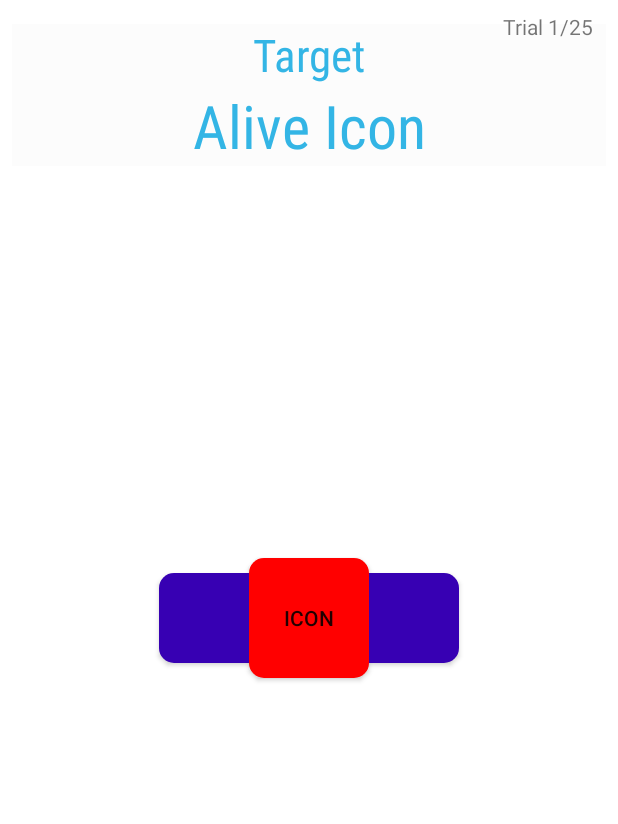
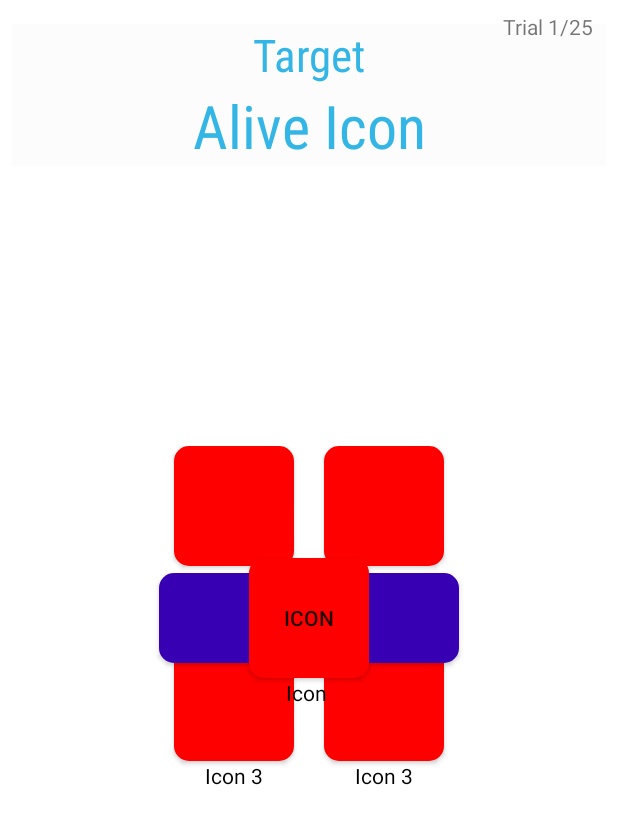
Before and after one commit to elsandner/IconFunctionTest, an Android app: the AliveActivity screen opened directly, with no data from a screen before it, on a phone screen of 412 x 824 dp. Shown: the top 824 px of the screen. Run offline under Robolectric (Android 15) with nearby library versions, the phone set to English and light mode, and no system bars; libraries missing offline, so code that uses them is left out: com.blogspot.atifsoftwares.

Commit message:
finished UI chnages for Test3A

```diff
--- a/app/src/main/java/com/example/iconfunctiontest/Presentation/AliveActivity.java
+++ b/app/src/main/java/com/example/iconfunctiontest/Presentation/AliveActivity.java
@@ -2,10 +2,8 @@ package com.example.iconfunctiontest.Presentation;
 
 import android.annotation.SuppressLint;
 import android.content.Context;
-import android.media.AudioAttributes;
 import android.media.AudioManager;
 import android.media.SoundPool;
-import android.os.Build;
 import android.os.Bundle;
 import android.os.Vibrator;
 import android.util.Log;
@@ -16,6 +14,7 @@ import android.widget.TextView;
 import android.widget.Toast;
 
 import androidx.appcompat.app.AppCompatActivity;
+import androidx.constraintlayout.widget.ConstraintLayout;
 
 import com.example.iconfunctiontest.R;
 import com.example.iconfunctiontest.Services.GestureService;
@@ -23,7 +22,6 @@ import com.example.iconfunctiontest.Services.Parameter;
 import com.example.iconfunctiontest.Services.TestService;
 
 import java.text.DecimalFormat;
-import java.util.Arrays;
 import java.util.concurrent.TimeUnit;
 
 import static java.lang.Math.abs;
@@ -35,13 +33,11 @@ public class AliveActivity extends AppCompatActivity {
     private static SoundPool soundPool;
     private static int sound_success, sound_error;
 
-    private static final String TAG = "BlindMode";
-    private TextView tV_Target;
+    private TextView tV_Target, tV_Target_Heading, tV_Trial;
     private TextView tV_PopUp;
-    private TextView tV_Target_Heading;
-    private Button bt_Icon;
-    private Button bt_Continue;
-    private TextView tV_Trial;
+    private Button bt_Icon0, bt_Icon1, bt_Icon2, bt_Icon3, bt_Icon4, bt_Continue ;
+    private TextView tV_label0, tV_label1, tV_label2, tV_label3, tV_label4;
+    private ConstraintLayout cL_Icons;
 
     private GestureService gs;
     private TestService testService;
@@ -61,52 +57,13 @@ public class AliveActivity extends AppCompatActivity {
         super.onCreate(savedInstanceState);
         setContentView(R.layout.activity_alive_icon);
 
-        /////// FULLSCREEN /////////////////
-        mContentView = findViewById(R.id.fullscreen_content);
-        mContentView.setSystemUiVisibility(View.SYSTEM_UI_FLAG_LOW_PROFILE
-                | View.SYSTEM_UI_FLAG_FULLSCREEN
-                | View.SYSTEM_UI_FLAG_LAYOUT_STABLE
-                | View.SYSTEM_UI_FLAG_IMMERSIVE_STICKY
-                | View.SYSTEM_UI_FLAG_LAYOUT_HIDE_NAVIGATION
-                | View.SYSTEM_UI_FLAG_HIDE_NAVIGATION);
-        /////////////////////////////////////
-
-        bt_Icon = findViewById(R.id.bt_Icon);
-        bt_Continue = findViewById(R.id.bt_Continue);
-        tV_Target_Heading = findViewById(R.id.tV_Target_Heading);
-        tV_Target = findViewById(R.id.tV_Target);
-        tV_PopUp = findViewById(R.id.tV_PopUp);
-        tV_Trial = findViewById(R.id.tv_Trial);
-        tV_fullscreenContent=findViewById(R.id.fullscreen_content);
-
-
+        activateFullscreen();
+        initializeUI_Elements();
+        setTextAndVisibility();
 
         setGestureService();
-        bt_Icon.setOnTouchListener(gs);
+        bt_Icon0.setOnTouchListener(gs);
         testService = TestService.getInstance();
-
-
-        //Adopt Text for each Test
-        bundle = getIntent().getExtras();
-
-        if(bundle!=null) {
-            testID=bundle.getInt("testID");
-            tV_Trial.setText("Trial "+bundle.getString("TRIAL"));
-            if(bundle.getInt("TARGET")==-1) {
-                tV_Target_Heading.setText("Alive Icon");
-                bt_Icon.setVisibility(View.VISIBLE);
-                bt_Continue.setVisibility(View.INVISIBLE);
-                tV_Target.setVisibility(View.INVISIBLE);
-            }
-            else {
-                tV_Target.setText(Parameter.Items[bundle.getInt("TARGET")]);
-                bt_Icon.setVisibility(View.INVISIBLE);
-                bt_Continue.setVisibility(View.VISIBLE);
-            }
-        }
-
-
-
 
         itemMap= testService.shuffleIntArray(Parameter.number_of_Items_Alive);
 
@@ -116,21 +73,89 @@ public class AliveActivity extends AppCompatActivity {
 
     }
 
+    private void activateFullscreen(){
+        mContentView = findViewById(R.id.fullscreen_content);
+        mContentView.setSystemUiVisibility(View.SYSTEM_UI_FLAG_LOW_PROFILE
+                | View.SYSTEM_UI_FLAG_FULLSCREEN
+                | View.SYSTEM_UI_FLAG_LAYOUT_STABLE
+                | View.SYSTEM_UI_FLAG_IMMERSIVE_STICKY
+                | View.SYSTEM_UI_FLAG_LAYOUT_HIDE_NAVIGATION
+                | View.SYSTEM_UI_FLAG_HIDE_NAVIGATION);
+    }
+
+    private void initializeUI_Elements(){
+        tV_Trial = findViewById(R.id.tv_Trial);
+        tV_Target_Heading = findViewById(R.id.tV_Target_Heading);
+        tV_Target = findViewById(R.id.tV_Target);
+
+        bt_Continue = findViewById(R.id.bt_Continue);
+
+        bt_Icon0 = findViewById(R.id.bt_Icon0);
+        tV_label0=findViewById(R.id.tV_label0);
+
+        tV_PopUp = findViewById(R.id.tV_PopUp);
+
+        cL_Icons = findViewById(R.id.cL_Icons);
+
+        bt_Icon1=findViewById(R.id.bt_Icon1);
+        bt_Icon2=findViewById(R.id.bt_Icon2);
+        bt_Icon3=findViewById(R.id.bt_Icon3);
+        bt_Icon4=findViewById(R.id.bt_Icon4);
+
+        tV_label1=findViewById(R.id.tV_label1);
+        tV_label2=findViewById(R.id.tV_label2);
+        tV_label3=findViewById(R.id.tV_label3);
+        tV_label4=findViewById(R.id.tV_label4);
+
+        tV_fullscreenContent=findViewById(R.id.fullscreen_content);
+    }
+
+    private void setTextAndVisibility(){
+        bundle = getIntent().getExtras();
+
+        if(bundle!=null) {
+            testID=bundle.getInt("testID");
+            tV_Trial.setText("Trial "+bundle.getString("TRIAL"));
+
+            if(testID==0) {//instruction Mode
+                tV_Target_Heading.setText("Alive Icon");
+                tV_Target.setVisibility(View.INVISIBLE);
+                bt_Continue.setVisibility(View.INVISIBLE);
+                cL_Icons.setVisibility(View.INVISIBLE); //All Icons
+                bt_Icon0.setVisibility(View.VISIBLE);
+
+            }
+            else {//Test Mode
+                tV_Target.setText(Parameter.Items[bundle.getInt("TARGET")]);
+                tV_Target.setVisibility(View.VISIBLE);
+                bt_Continue.setVisibility(View.VISIBLE);
+
+                cL_Icons.setVisibility(View.INVISIBLE); //All Icons
+                bt_Icon0.setVisibility(View.INVISIBLE);
+                tV_label0.setVisibility(View.INVISIBLE);
+            }
+        }
+    }
+
     public void onClick_Continue(View view) {
+
+        tV_Target_Heading.setVisibility(View.INVISIBLE);
+        tV_Target.setVisibility(View.INVISIBLE);
         bt_Continue.setVisibility(View.INVISIBLE);
-        tV_Target.setVisibility(View.INVISIBLE);
-        tV_Target_Heading.setVisibility(View.INVISIBLE);
-        bt_Icon.setVisibility(View.VISIBLE);
+
+        if (testID != 5) {  //Test1A, Test2A - using 1 Icon
+            bt_Icon0.setVisibility(View.VISIBLE);
+            tV_label0.setVisibility(View.VISIBLE);
+        }
+        else{ //Test3B - using 4 Icons
+            cL_Icons.setVisibility(View.VISIBLE);
+        }
 
         timeStart = System.currentTimeMillis();
 
     }
 
-    //Needed for Fullscreen
-    @Override
-    protected void onPostCreate(Bundle savedInstanceState) {
-        super.onPostCreate(savedInstanceState);
-    }
+
 
     private void setGestureService(){
         gs= new GestureService(AliveActivity.this) {
@@ -176,7 +201,7 @@ public class AliveActivity extends AppCompatActivity {
                         startCountDown(Parameter.VisualMode_LongClick_duration); //changes longClick to true
 
                         timePressDown = System.currentTimeMillis();
-                        Log.d(TAG,"Action was DOWN");
+                        Log.d("GESTURE","Action was DOWN");
                         return true;
 
                     case (MotionEvent.ACTION_MOVE):
@@ -184,7 +209,7 @@ public class AliveActivity extends AppCompatActivity {
 
 
                         if(dragMode){
-                            Log.d(TAG, "In Drag Mode!");
+                            Log.d("GESTURE", "In Drag Mode!");
                             view.animate()  //used for moving icon
                                     .x(motionEvent.getRawX() + dX)
                                     .y(motionEvent.getRawY() + dY)
@@ -232,7 +257,7 @@ public class AliveActivity extends AppCompatActivity {
                                     .start();
                         }
 
-                        Log.d(TAG, "Action was MOVE");
+                        Log.d("GESTURE", "Action was MOVE");
                         return true;
 
                     case (MotionEvent.ACTION_UP) :
@@ -278,11 +303,11 @@ public class AliveActivity extends AppCompatActivity {
                                 }
                             }
                         }.start();
-                        Log.d(TAG,"Action was UP");
+                        Log.d("GESTURE","Action was UP");
                         return true;
 
 
-
+/*
                     case (MotionEvent.ACTION_CANCEL) :
                         Log.d(TAG,"Action was CANCEL");
                         return true;
@@ -291,6 +316,8 @@ public class AliveActivity extends AppCompatActivity {
                         Log.d(TAG,"Movement occurred outside bounds " +
                                 "of current screen element");
                         return true;
+
+ */
 
                     default :
                         return super.onTouch( view, motionEvent);
@@ -310,7 +337,7 @@ public class AliveActivity extends AppCompatActivity {
                             }
                         }
                         if(longClick){
-                            Log.d(TAG, "LongClick Detected!!");
+                            Log.d("GESTURE", "LongClick Detected");
                             vibrate(Parameter.LongClick_Vibration_time);
 
                             dragMode=true;
@@ -337,9 +364,7 @@ public class AliveActivity extends AppCompatActivity {
 
     }
 
-
     public void onClickBt_Icon(View view){
-        Log.d(TAG, "onClickBt_Icon clicked");
     }
 
     public void vibrate(int time){
@@ -357,7 +382,17 @@ public class AliveActivity extends AppCompatActivity {
             tV_fullscreenContent.setBackgroundResource(android.R.color.holo_red_light);
         }   }
 
+    @Override
+    protected void onPostCreate(Bundle savedInstanceState) {
+        super.onPostCreate(savedInstanceState);
+    }
 
+    @Override
+    protected void onDestroy(){
+        super.onDestroy();
+        soundPool.release();
+        soundPool=null;
+    }
 
 
 }
--- a/app/src/main/res/layout/activity_alive_icon.xml
+++ b/app/src/main/res/layout/activity_alive_icon.xml
@@ -38,6 +38,106 @@
         app:layout_constraintStart_toStartOf="parent"
         app:layout_constraintTop_toTopOf="parent"
         app:layout_constraintVertical_bias="0.0" />
+
+    <androidx.constraintlayout.widget.ConstraintLayout
+        android:id="@+id/cL_Icons"
+        android:layout_width="match_parent"
+        android:layout_height="wrap_content"
+        app:layout_constraintBottom_toBottomOf="parent"
+        app:layout_constraintEnd_toEndOf="parent"
+        app:layout_constraintHorizontal_bias="0.0"
+        app:layout_constraintStart_toStartOf="parent"
+        app:layout_constraintTop_toTopOf="@+id/fullscreen_content">
+
+        <TextView
+            android:id="@+id/tV_label1"
+            android:layout_width="wrap_content"
+            android:layout_height="wrap_content"
+            android:layout_marginBottom="130dp"
+            android:text="Icon 1"
+            android:textColor="#000000"
+            app:layout_constraintBottom_toBottomOf="parent"
+            app:layout_constraintEnd_toEndOf="@+id/bt_Icon1"
+            app:layout_constraintStart_toStartOf="@+id/bt_Icon1" />
+
+        <Button
+            android:id="@+id/bt_Icon1"
+            android:layout_width="80dp"
+            android:layout_height="80dp"
+            android:background="@drawable/custom_rounded_corners"
+            android:onClick="onClickBt_Icon"
+            app:layout_constraintBottom_toTopOf="@+id/tV_label1"
+            app:layout_constraintEnd_toEndOf="parent"
+            app:layout_constraintHorizontal_bias="0.35"
+            app:layout_constraintStart_toStartOf="parent" />
+
+        <Button
+            android:id="@+id/bt_Icon2"
+            android:layout_width="80dp"
+            android:layout_height="80dp"
+            android:background="@drawable/custom_rounded_corners"
+            android:onClick="onClickBt_Icon"
+            app:layout_constraintBottom_toTopOf="@+id/tV_label2"
+            app:layout_constraintEnd_toEndOf="parent"
+            app:layout_constraintHorizontal_bias="0.65"
+            app:layout_constraintStart_toStartOf="parent" />
+
+        <TextView
+            android:id="@+id/tV_label2"
+            android:layout_width="wrap_content"
+            android:layout_height="wrap_content"
+            android:layout_marginBottom="130dp"
+            android:text="Icon 3"
+            android:textColor="#000000"
+            app:layout_constraintBottom_toBottomOf="parent"
+            app:layout_constraintEnd_toEndOf="@+id/bt_Icon2"
+            app:layout_constraintStart_toStartOf="@+id/bt_Icon2" />
+
+        <TextView
+            android:id="@+id/tV_label3"
+            android:layout_width="wrap_content"
+            android:layout_height="wrap_content"
+            android:text="Icon 3"
+            android:textColor="#000000"
+            app:layout_constraintBottom_toBottomOf="parent"
+            app:layout_constraintEnd_toEndOf="@+id/bt_Icon3"
+            app:layout_constraintStart_toStartOf="@+id/bt_Icon3" />
+
+        <Button
+            android:id="@+id/bt_Icon3"
+            android:layout_width="80dp"
+            android:layout_height="80dp"
+            android:layout_gravity="center|center"
+            android:background="@drawable/custom_rounded_corners"
+            android:onClick="onClickBt_Icon"
+            app:layout_constraintBottom_toTopOf="@+id/tV_label3"
+            app:layout_constraintEnd_toEndOf="parent"
+            app:layout_constraintHorizontal_bias="0.35"
+            app:layout_constraintStart_toStartOf="parent" />
+
+        <TextView
+            android:id="@+id/tV_label4"
+            android:layout_width="wrap_content"
+            android:layout_height="wrap_content"
+            android:text="Icon 3"
+            android:textColor="#000000"
+            app:layout_constraintBottom_toBottomOf="parent"
+            app:layout_constraintEnd_toEndOf="@+id/bt_Icon4"
+            app:layout_constraintStart_toStartOf="@+id/bt_Icon4" />
+
+        <Button
+            android:id="@+id/bt_Icon4"
+            android:layout_width="80dp"
+            android:layout_height="80dp"
+            android:layout_gravity="center|center"
+            android:background="@drawable/custom_rounded_corners"
+            android:onClick="onClickBt_Icon"
+            app:layout_constraintBottom_toTopOf="@+id/tV_label4"
+            app:layout_constraintEnd_toEndOf="parent"
+            app:layout_constraintHorizontal_bias="0.65"
+            app:layout_constraintStart_toStartOf="parent" />
+
+    </androidx.constraintlayout.widget.ConstraintLayout>
 
     <Button
         android:id="@+id/bt_Continue"
@@ -98,7 +198,7 @@
         app:layout_constraintTop_toBottomOf="@+id/tV_Target_Heading" />
 
     <Button
-        android:id="@+id/bt_Icon"
+        android:id="@+id/bt_Icon0"
         android:layout_width="80dp"
         android:layout_height="80dp"
         android:layout_gravity="center|center"
@@ -120,8 +220,8 @@
         android:text="Selection"
         android:textColor="#000000"
         android:visibility="invisible"
-        app:layout_constraintBottom_toTopOf="@+id/bt_Icon"
-        app:layout_constraintEnd_toEndOf="@+id/bt_Icon" />
+        app:layout_constraintBottom_toTopOf="@+id/bt_Icon0"
+        app:layout_constraintEnd_toEndOf="@+id/bt_Icon0" />
 
     <TextView
         android:id="@+id/tv_Trial"
@@ -134,5 +234,15 @@
         app:layout_constraintEnd_toEndOf="parent"
         app:layout_constraintTop_toTopOf="parent" />
 
+    <TextView
+        android:id="@+id/tV_label0"
+        android:layout_width="wrap_content"
+        android:layout_height="wrap_content"
+        android:text="Icon "
+        android:textColor="@android:color/black"
+        app:layout_constraintEnd_toEndOf="@+id/bt_Icon0"
+        app:layout_constraintStart_toStartOf="@+id/bt_Icon0"
+        app:layout_constraintTop_toBottomOf="@+id/bt_Icon0" />
+
 
 </androidx.constraintlayout.widget.ConstraintLayout>
--- a/app/src/main/res/layout/activity_standard_icon.xml
+++ b/app/src/main/res/layout/activity_standard_icon.xml
@@ -94,7 +94,7 @@
         android:background="@color/cardview_shadow_end_color"
         android:fontFamily="sans-serif-condensed"
         android:gravity="center"
-        android:text="Alive Icon"
+        android:text="Standard Icon"
         android:textColor="#33b5e5"
         android:textSize="40dp"
         app:layout_constraintEnd_toEndOf="@id/fullscreen_content_controls"
```
Also changed, not shown: app/src/main/java/com/example/iconfunctiontest/Presentation/StandardActivity.java (+45 -45 lines), app/src/main/java/com/example/iconfunctiontest/Presentation/TestMenuActivity.java (+2 -9 lines), app/src/main/java/com/example/iconfunctiontest/Services/TestService.java (+0 -8 lines).
